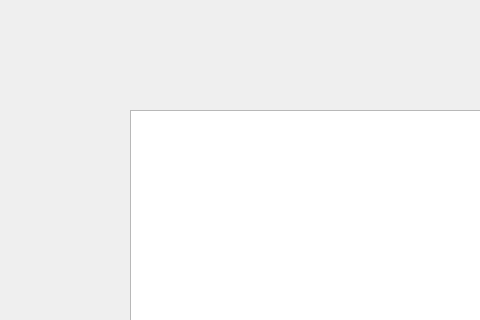
The window that DisplayData.ui (brunoguedelha99/Tese) describes before a commit, drawn with Qt 5; both pictures show x 0 to 480 and y 0 to 320 of the 1081 by 572 pixel window.
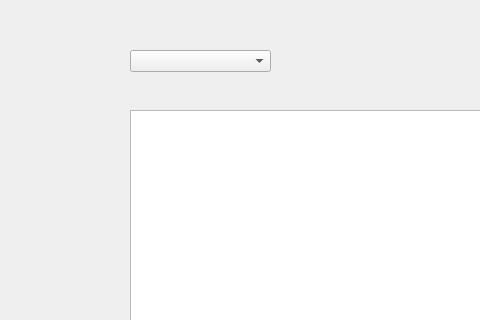
The same window after the commit.

Commit message: Dropdown Header Column

```diff
--- a/DisplayData.ui
+++ b/DisplayData.ui
@@ -50,6 +50,16 @@
      <string>Export</string>
     </property>
    </widget>
+   <widget class="QComboBox" name="columnComboBox">
+    <property name="geometry">
+     <rect>
+      <x>130</x>
+      <y>50</y>
+      <width>141</width>
+      <height>22</height>
+     </rect>
+    </property>
+   </widget>
   </widget>
   <widget class="QStatusBar" name="statusbar"/>
  </widget>
```
Left out of the diff: 2 changed lines with no effect on the pictures. The commit also changes 1 other file.
